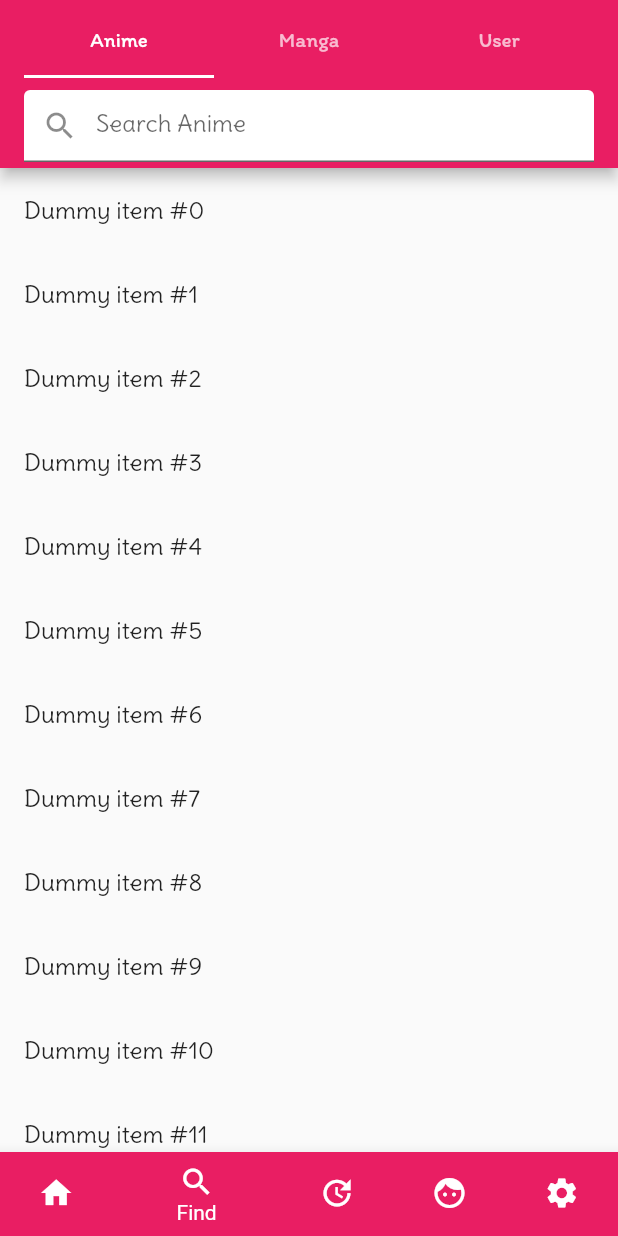
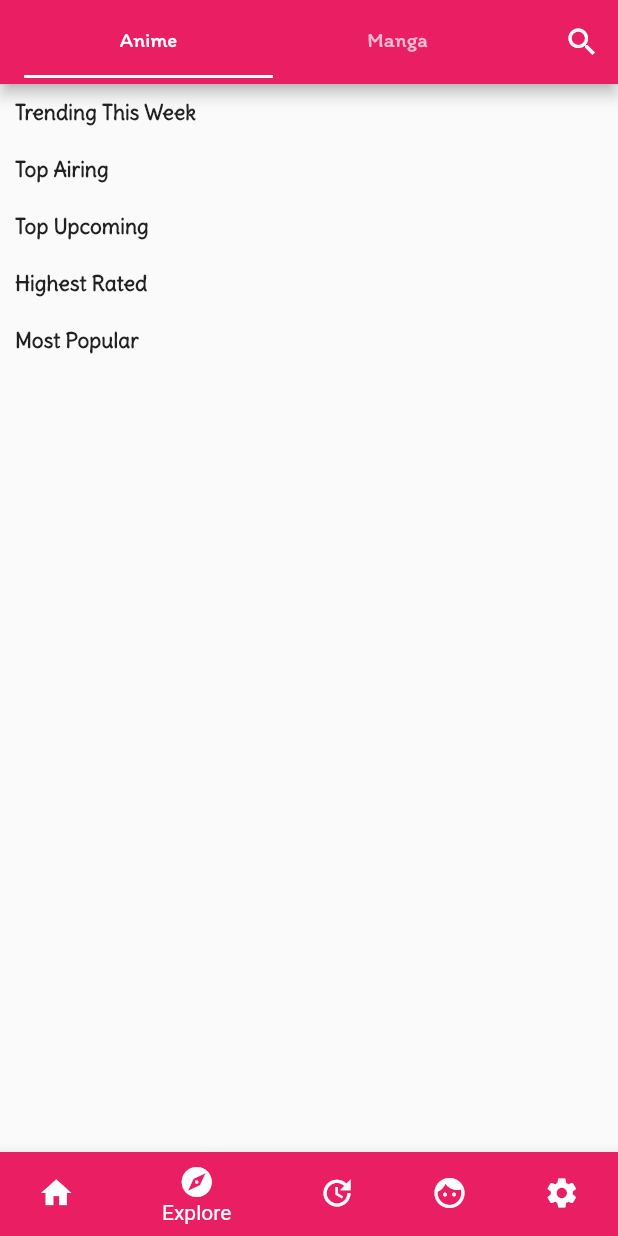
Before and after one commit to bungamungil/milk-crown, a Flutter app: the screen it shows after launch, item 2 of the bottom bar chosen, on a phone screen of 412 x 824 dp. Run offline on Flutter 3.47's test engine with Material 2 defaults, Android fonts, the phone set to English and light mode, and no system bars.

Commit message:
new home #1

```diff
--- a/lib/common.dart
+++ b/lib/common.dart
@@ -10,7 +10,6 @@ SliverList createTitle(String title) {
         child: new Text(title,
           style: new TextStyle(
             fontFamily: 'Delius',
-            fontSize: 20.0,
             fontWeight: FontWeight.w700,
           ),
         ),
@@ -21,7 +20,7 @@ SliverList createTitle(String title) {
 
 SliverGridDelegateWithFixedCrossAxisCount defaultGridDelegate() {
   return new SliverGridDelegateWithFixedCrossAxisCount(
-    crossAxisCount: 2,
+    crossAxisCount: 4,
     childAspectRatio: 3 / 4,
   );
 }
--- a/lib/page/guest_home.dart
+++ b/lib/page/guest_home.dart
@@ -175,6 +175,7 @@ class _GuestHomeState extends State<GuestHomePage> {
         highestRated: _highestRated,
         mostPopular: _mostPopular,
         type: _exploreType,
+        key: '',
       ),
     );
   }
--- a/lib/page/home.dart
+++ b/lib/page/home.dart
@@ -1,4 +1,6 @@
 import 'package:flutter/material.dart';
+import 'package:http/http.dart' as http;
+import 'home_properties.dart';
 
 class HomePage extends StatefulWidget {
 
@@ -17,22 +19,19 @@ class HomeState extends State<HomePage> with TickerProviderStateMixin {
 
   ValueKey<int> tabBarValueKey;
 
-  var _feedTabs = [
-    new Tab(text: 'Global',),
-    new Tab(text: 'Following',),
-  ];
-
-  var _findTabs = [
-    new Tab(text: 'Anime',),
-    new Tab(text: 'Manga',),
-    new Tab(text: 'User',),
-  ];
+  http.Client client = new http.Client();
 
   @override
   void initState() {
     super.initState();
-    _feedTabController = new TabController(length: _feedTabs.length, vsync: this);
-    _findTabController = new TabController(length: _findTabs.length, vsync: this);
+    _feedTabController = new TabController(length: feedTabs.length, vsync: this);
+    _findTabController = new TabController(length: findTabs.length, vsync: this);
+  }
+
+  @override
+  void dispose() {
+    client.close();
+    super.dispose();
   }
 
   @override
@@ -47,33 +46,7 @@ class HomeState extends State<HomePage> with TickerProviderStateMixin {
           });
         },
         currentIndex: _selectedTab,
-        items: [
-          new BottomNavigationBarItem(
-            icon: new Icon(Icons.home),
-            title: new Text('Feed', style: new TextStyle(fontFamily: 'Itim'),),
-            backgroundColor: Colors.pink,
-          ),
-          new BottomNavigationBarItem(
-            icon: new Icon(Icons.search),
-            title: new Text('Find', style: new TextStyle(fontFamily: 'Itim'),),
-            backgroundColor: Colors.pink,
-          ),
-          new BottomNavigationBarItem(
-            icon: new Icon(Icons.update),
-            title: new Text('Update', style: new TextStyle(fontFamily: 'Itim'),),
-            backgroundColor: Colors.pink,
-          ),
-          new BottomNavigationBarItem(
-            icon: new Icon(Icons.face),
-            title: new Text('Profile', style: new TextStyle(fontFamily: 'Itim'),),
-            backgroundColor: Colors.pink,
-          ),
-          new BottomNavigationBarItem(
-            icon: new Icon(Icons.settings),
-            title: new Text('Setting', style: new TextStyle(fontFamily: 'Itim'),),
-            backgroundColor: Colors.pink,
-          ),
-        ],
+        items: bottomBarNavigationItems,
       ),
     );
   }
@@ -83,16 +56,20 @@ class HomeState extends State<HomePage> with TickerProviderStateMixin {
       case 0:
         return _feed();
       case 1:
-        return _find();
+        return _explore();
       default:
         return new Scaffold();
     }
   }
 
+  /*
+   *  Feed
+   */
+
   Scaffold _feed() => new Scaffold(
     appBar: new AppBar(
       title: new TabBar(
-        tabs: _feedTabs,
+        tabs: feedTabs,
         labelStyle: new TextStyle(fontFamily: 'Itim'),
         controller: _feedTabController,
       ),
@@ -109,43 +86,134 @@ class HomeState extends State<HomePage> with TickerProviderStateMixin {
     ], controller: _feedTabController,),
   );
 
-  Scaffold _find() => new Scaffold(
+
+  /*
+   *  Explore
+   */
+
+  Scaffold _explore() {
+    return new Scaffold(
       appBar: new AppBar(
         title: new TabBar(
-        tabs: _findTabs,
+          tabs: findTabs,
           labelStyle: new TextStyle(fontFamily: 'Itim'),
           controller: _findTabController,
         ),
-      elevation: 0.0,
+        actions: <Widget>[
+          new IconButton(icon: new Icon(Icons.search), onPressed: () {}),
+        ],
       ),
       body: new TabBarView(children: [
-      new Container(child: _findChild('Anime'),),
-      new Container(child: _findChild('Manga'),),
-      new Container(child: _findChild('User'),),
+        new Container(child: _exploreChild('Anime'),),
+        new Container(child: _exploreChild('Manga'),),
       ], controller: _findTabController),
     );
+  }
 
-  Scaffold _findChild(String mediaType) => new Scaffold(
-    appBar: new AppBar(
-      title: new TextField(
-        decoration: new InputDecoration(
-          fillColor: Colors.white,
-          filled: true,
-          prefixIcon: new Icon(Icons.search),
-          hintText: 'Search $mediaType',
+  Scaffold _exploreChild(String type) => new Scaffold(
+    body: _exploreChildContainer(type),
+  );
+
+  Widget _exploreChildContainer(String type) {
+    Widget child;
+    switch (type) {
+      case 'Anime':
+        return _exploreAnimeContainer();
+        break;
+      case 'Manga':
+        child = _exploreMangaContainer();
+        break;
+      default:
+        child = _exploreDummyContainer();
+      break;
+    }
+    return new Container(
+      key: new PageStorageKey('find_$type'),
+      child: child,
+    );
+  }
+
+  Widget _exploreAnimeContainer() {
+    return new ListView.builder(itemBuilder: _exploreAnimeContent, itemCount: 1,);
+  }
+
+  Widget _exploreMangaContainer() {
+    return new ListView.builder(itemBuilder: _exploreMangaContent, itemCount: 1,);
+  }
+
+  Widget _exploreDummyContainer() {
+    return new ListView.builder(itemBuilder: _dummyItem, itemCount: 200,);
+  }
+
+  Widget _exploreAnimeContent(BuildContext context, index) {
+    return new Column(
+      crossAxisAlignment: CrossAxisAlignment.start,
+      children: <Widget>[
+        new Padding(padding: new EdgeInsets.all(10.0),
+          child: new Text('Trending This Week', style: new TextStyle(
+            fontFamily: 'Delius',
+            fontWeight: FontWeight.w700,
+          ),),
         ),
-        style: new TextStyle(
+        new Padding(padding: new EdgeInsets.all(10.0),
+          child: new Text('Top Airing', style: new TextStyle(
             fontFamily: 'Delius',
-          color: Colors.pink,
-          fontSize: 16.0,
+            fontWeight: FontWeight.w700,
+          ),),
         ),
+        new Padding(padding: new EdgeInsets.all(10.0),
+          child: new Text('Top Upcoming', style: new TextStyle(
+            fontFamily: 'Delius',
+            fontWeight: FontWeight.w700,
+          ),),
         ),
+        new Padding(padding: new EdgeInsets.all(10.0),
+          child: new Text('Highest Rated', style: new TextStyle(
+            fontFamily: 'Delius',
+            fontWeight: FontWeight.w700,
+          ),),
         ),
-    body: new Container(
-      key: new PageStorageKey('find_$mediaType'),
-      child: new ListView.builder(itemBuilder: _dummyItem, itemCount: 200,),
+        new Padding(padding: new EdgeInsets.all(10.0),
+          child: new Text('Most Popular', style: new TextStyle(
+            fontFamily: 'Delius',
+            fontWeight: FontWeight.w700,
+          ),),
         ),
+      ],
     );
+  }
+
+  Widget _exploreMangaContent(BuildContext context, index) {
+    return new Column(
+      crossAxisAlignment: CrossAxisAlignment.start,
+      children: <Widget>[
+        new Padding(padding: new EdgeInsets.all(10.0),
+          child: new Text('Trending This Week', style: new TextStyle(
+            fontFamily: 'Delius',
+            fontWeight: FontWeight.w700,
+          ),),
+        ),
+        new Padding(padding: new EdgeInsets.all(10.0),
+          child: new Text('Top Publishing', style: new TextStyle(
+            fontFamily: 'Delius',
+            fontWeight: FontWeight.w700,
+          ),),
+        ),
+        new Padding(padding: new EdgeInsets.all(10.0),
+          child: new Text('Highest Rated', style: new TextStyle(
+            fontFamily: 'Delius',
+            fontWeight: FontWeight.w700,
+          ),),
+        ),
+        new Padding(padding: new EdgeInsets.all(10.0),
+          child: new Text('Most Popular', style: new TextStyle(
+            fontFamily: 'Delius',
+            fontWeight: FontWeight.w700,
+          ),),
+        ),
+      ],
+    );
+  }
 
   Widget _dummyItem(BuildContext context, int index) {
     return new ListTile(
--- /dev/null
+++ b/lib/page/home_properties.dart
@@ -0,0 +1,39 @@
+import 'package:flutter/material.dart';
+
+final List<BottomNavigationBarItem> bottomBarNavigationItems = [
+  new BottomNavigationBarItem(
+    icon: new Icon(Icons.home),
+    title: new Text('Feed', style: new TextStyle(fontFamily: 'Itim'),),
+    backgroundColor: Colors.pink,
+  ),
+  new BottomNavigationBarItem(
+    icon: new Icon(Icons.explore),
+    title: new Text('Explore', style: new TextStyle(fontFamily: 'Itim'),),
+    backgroundColor: Colors.pink,
+  ),
+  new BottomNavigationBarItem(
+    icon: new Icon(Icons.update),
+    title: new Text('Update', style: new TextStyle(fontFamily: 'Itim'),),
+    backgroundColor: Colors.pink,
+  ),
+  new BottomNavigationBarItem(
+    icon: new Icon(Icons.face),
+    title: new Text('Profile', style: new TextStyle(fontFamily: 'Itim'),),
+    backgroundColor: Colors.pink,
+  ),
+  new BottomNavigationBarItem(
+    icon: new Icon(Icons.settings),
+    title: new Text('Setting', style: new TextStyle(fontFamily: 'Itim'),),
+    backgroundColor: Colors.pink,
+  ),
+];
+
+final List<Tab> feedTabs = [
+  new Tab(text: 'Global',),
+  new Tab(text: 'Following',),
+];
+
+final List<Tab> findTabs = [
+  new Tab(text: 'Anime',),
+  new Tab(text: 'Manga',),
+];
--- /dev/null
+++ b/lib/state/explore_state.dart
@@ -0,0 +1,12 @@
+import 'package:flutter/foundation.dart';
+import 'package:milk_crown/state/media_state.dart';
+
+class ExploreState {
+
+  const ExploreState({@required this.anime, @required this.manga});
+
+  final MediaState anime;
+
+  final MediaState manga;
+
+}
--- /dev/null
+++ b/lib/state/media_state.dart
@@ -0,0 +1,23 @@
+import 'package:flutter/foundation.dart';
+
+class MediaState {
+
+  const MediaState({
+    @required this.trending,
+    @required this.topCurrent,
+    @required this.topUpcoming,
+    @required this.highestRated,
+    @required this.mostPopular
+  });
+
+  final List<Map> trending;
+
+  final List<Map> topCurrent;
+
+  final List<Map> topUpcoming;
+
+  final List<Map> highestRated;
+
+  final List<Map> mostPopular;
+
+}
```
Also changed, not shown: lib/content/explore.dart (+7 -6 lines), lib/content/explore_page.dart (added, +102 -0 lines), lib/content/media_poster_list.dart (added, +52 -0 lines), lib/network_call.dart (+67 -0 lines). Lines whose indentation alone changed are shown as unchanged.
